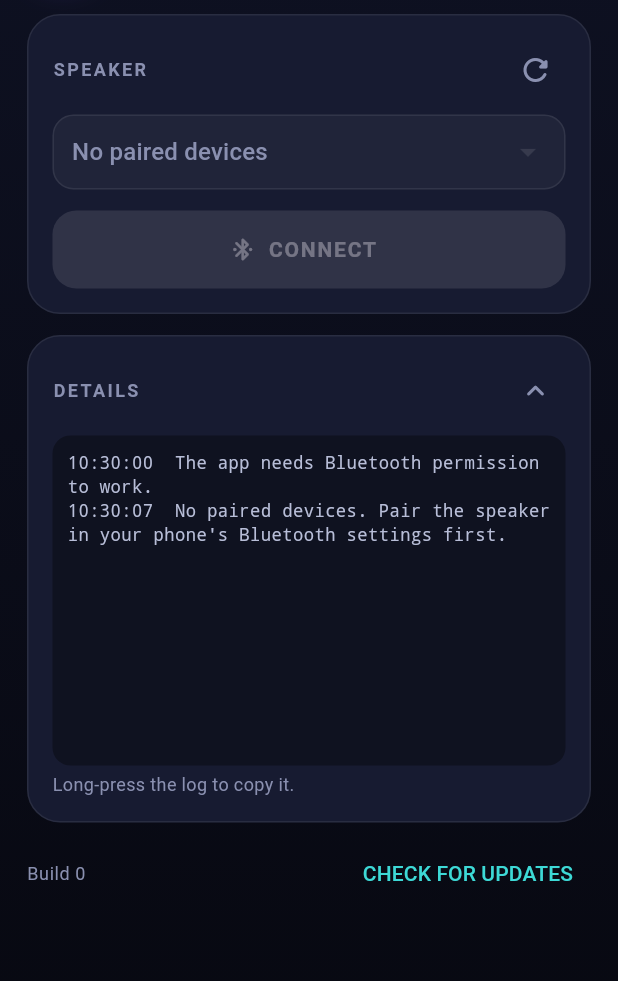
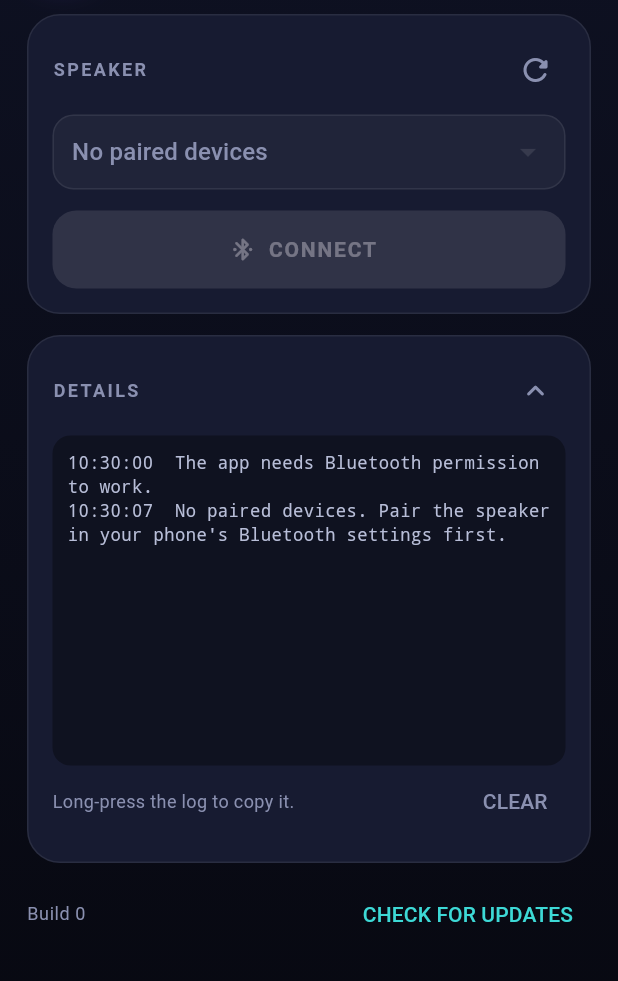
Before and after one commit to Oresonlig/BossmanConnect, a Flutter app: the screen it shows after launch, after a tap on the "refresh" icon, after a tap on the "expand more" icon, on a phone screen of 412 x 824 dp, the part 112-1093 px from its top. Run offline on Flutter 3.47's test engine with Material 3 defaults, Android fonts, the phone set to English and light mode, and no system bars; missing offline and left inert: ota_update.

Commit message:
Details: CLEAR button for the log
Co-Authored-By: Claude Opus 5.5 <noreply@anthropic.com>
Claude-Session: https://claude.ai/code/session_01JCShhb9wxbocVKwu9RLauu

```diff
--- a/lib/main.dart
+++ b/lib/main.dart
@@ -739,8 +739,18 @@ class _HomePageState extends State<HomePage> {
                     ),
                   ),
                 ),
-                const SizedBox(height: 4),
-                const Text('Long-press the log to copy it.', style: TextStyle(color: _muted, fontSize: 12)),
+                Row(
+                  children: [
+                    const Expanded(
+                      child: Text('Long-press the log to copy it.', style: TextStyle(color: _muted, fontSize: 12)),
+                    ),
+                    TextButton(
+                      style: TextButton.styleFrom(foregroundColor: _muted),
+                      onPressed: _log.isEmpty ? null : () => setState(_log.clear),
+                      child: const Text('CLEAR'),
+                    ),
+                  ],
+                ),
                 if (_conn?.bose ?? false) ...[
                   const SizedBox(height: 12),
                   TextField(
```
